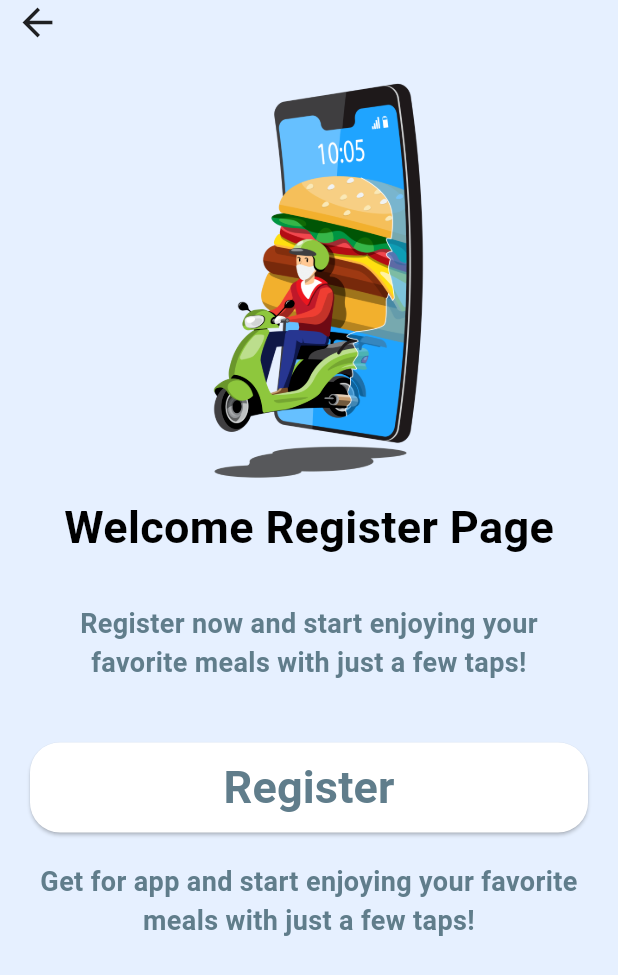
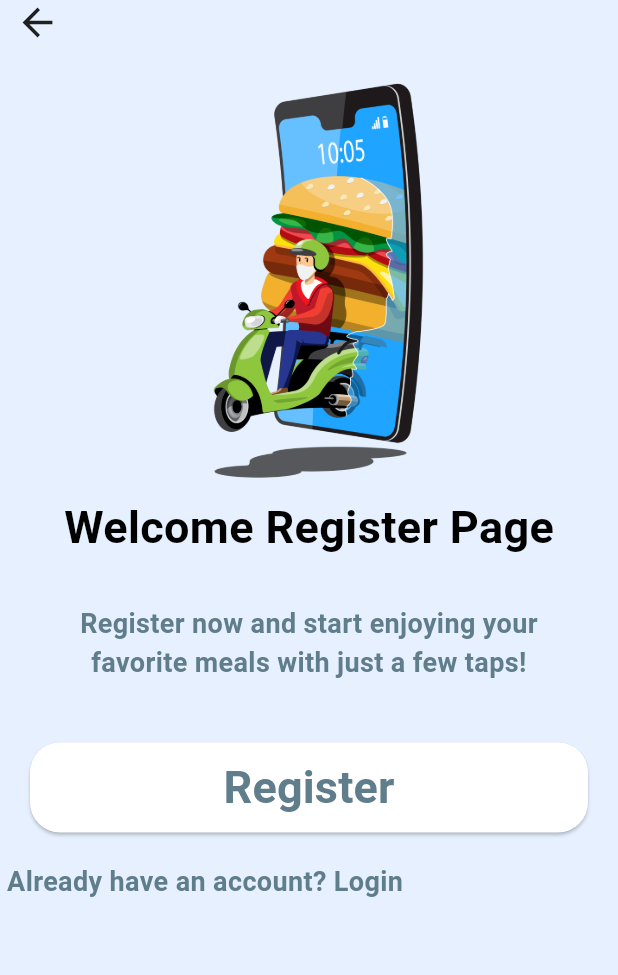
Before and after one commit to lixiuwen168-dev/flutter-cicd-project, a Flutter app: the RegisterPage screen opened directly, on a phone screen of 412 x 824 dp. Shown: the top 975 px of the screen. Run offline on Flutter 3.47's test engine with Material 3 defaults, Android fonts, the phone set to English and light mode, and no system bars; our stand-ins replace google_fonts; network calls fail.

Commit message:
testing for CICD

```diff
--- a/lib/pages/onbaording/register_page.dart
+++ b/lib/pages/onbaording/register_page.dart
@@ -90,7 +90,7 @@ class _RegisterPage extends State<RegisterPage> {
             SizedBox(height: 20),
             Text(
               textAlign: TextAlign.center,
-              "Get for app and start enjoying your favorite meals with just a few taps!",
+              " Already have an account? Login",
               style: TextStyle(
                 color: Colors.blueGrey,
                 fontSize: 18,
```
